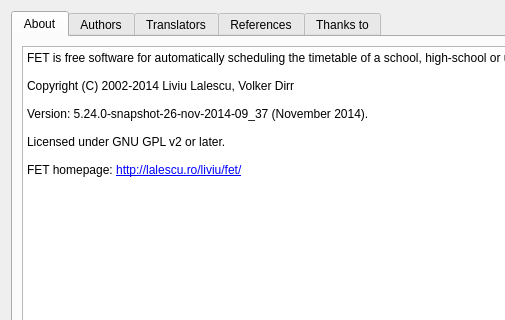
Above: src/interface/helpaboutform_template.ui from vanyog/FET before the change; both pictures show x 0 to 505 and y 0 to 320 of the 690 by 430 pixel window. Below: the same form after it.
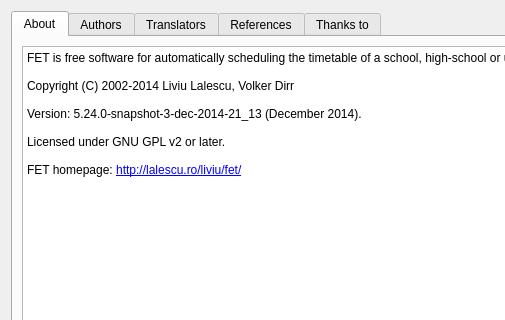
That is the form after the change.

Commit message: 4 Dec snapshot of v5.24.0

```diff
--- a/src/interface/helpaboutform_template.ui
+++ b/src/interface/helpaboutform_template.ui
@@ -53,7 +53,7 @@
 &lt;p style=&quot;-qt-paragraph-type:empty; margin-top:0px; margin-bottom:0px; margin-left:0px; margin-right:0px; -qt-block-indent:0; text-indent:0px; font-family:'Sans Serif'; font-size:9pt;&quot;&gt;&lt;br /&gt;&lt;/p&gt;
 &lt;p style=&quot; margin-top:0px; margin-bottom:0px; margin-left:0px; margin-right:0px; -qt-block-indent:0; text-indent:0px;&quot;&gt;&lt;span style=&quot; font-family:'Sans Serif'; font-size:9pt;&quot;&gt;Copyright (C) 2002-2014 Liviu Lalescu, Volker Dirr&lt;/span&gt;&lt;/p&gt;
 &lt;p style=&quot;-qt-paragraph-type:empty; margin-top:0px; margin-bottom:0px; margin-left:0px; margin-right:0px; -qt-block-indent:0; text-indent:0px; font-family:'Sans Serif'; font-size:9pt;&quot;&gt;&lt;br /&gt;&lt;/p&gt;
-&lt;p style=&quot; margin-top:0px; margin-bottom:0px; margin-left:0px; margin-right:0px; -qt-block-indent:0; text-indent:0px;&quot;&gt;&lt;span style=&quot; font-family:'Sans Serif'; font-size:9pt;&quot;&gt;Version: 5.24.0-snapshot-26-nov-2014-09_37 (November 2014).&lt;/span&gt;&lt;/p&gt;
+&lt;p style=&quot; margin-top:0px; margin-bottom:0px; margin-left:0px; margin-right:0px; -qt-block-indent:0; text-indent:0px;&quot;&gt;&lt;span style=&quot; font-family:'Sans Serif'; font-size:9pt;&quot;&gt;Version: 5.24.0-snapshot-3-dec-2014-21_13 (December 2014).&lt;/span&gt;&lt;/p&gt;
 &lt;p style=&quot;-qt-paragraph-type:empty; margin-top:0px; margin-bottom:0px; margin-left:0px; margin-right:0px; -qt-block-indent:0; text-indent:0px; font-family:'Sans Serif'; font-size:9pt;&quot;&gt;&lt;br /&gt;&lt;/p&gt;
 &lt;p style=&quot; margin-top:0px; margin-bottom:0px; margin-left:0px; margin-right:0px; -qt-block-indent:0; text-indent:0px;&quot;&gt;&lt;span style=&quot; font-family:'Sans Serif'; font-size:9pt;&quot;&gt;Licensed under GNU GPL v2 or later.&lt;/span&gt;&lt;/p&gt;
 &lt;p style=&quot;-qt-paragraph-type:empty; margin-top:0px; margin-bottom:0px; margin-left:0px; margin-right:0px; -qt-block-indent:0; text-indent:0px; font-family:'Sans Serif'; font-size:9pt;&quot;&gt;&lt;br /&gt;&lt;/p&gt;
```
The commit also changes 92 other files.
